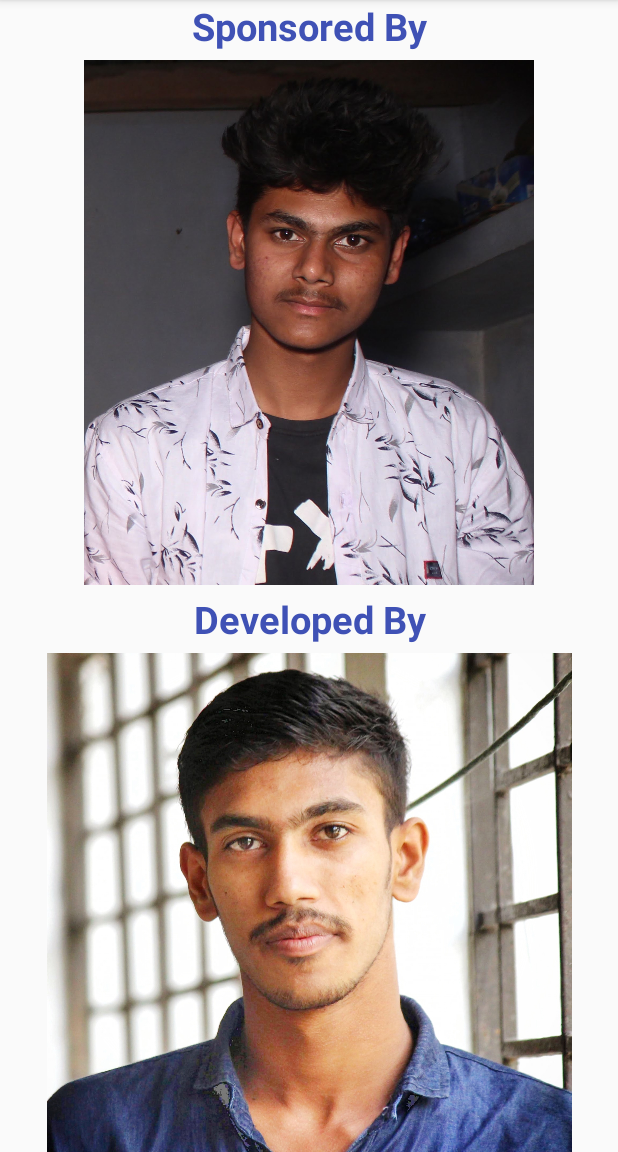
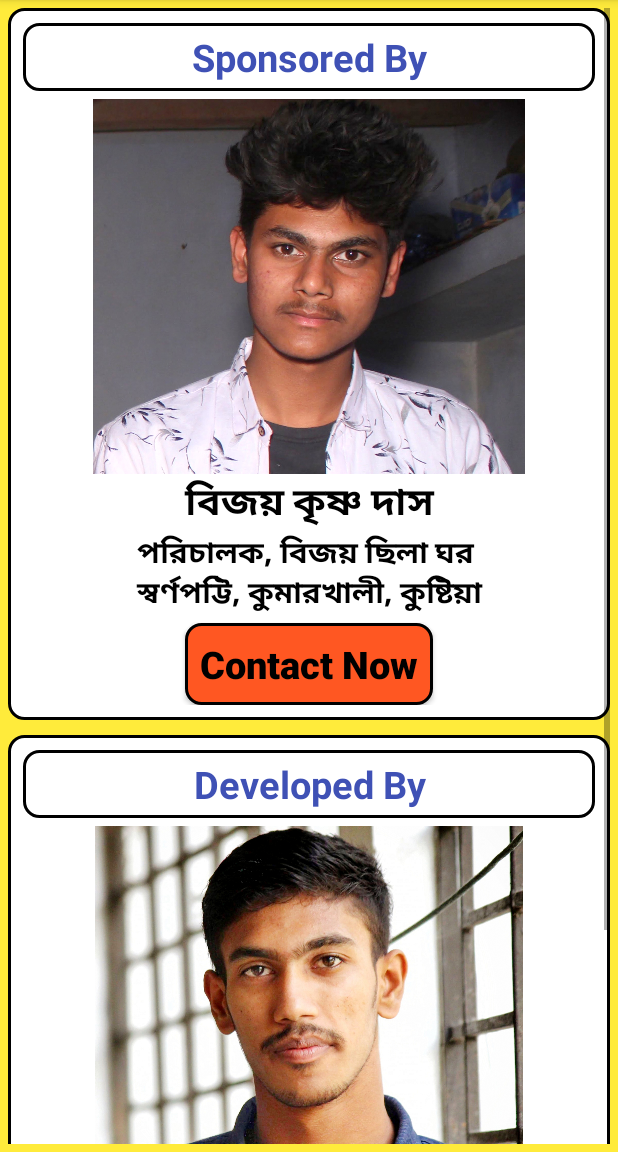
Before and after one commit to hridoykrisnadas/Jwelers_Calculator_Old, an Android app: the Sponsored screen opened directly, with no data from a screen before it, on a phone screen of 412 x 824 dp, the part 84-1236 px from its top. Run offline under Robolectric (Android 15) with nearby library versions, the phone set to English and light mode, and no system bars.

Commit message:
Update coded

```diff
--- /dev/null
+++ b/app/src/main/res/drawable/btn_border.xml
@@ -0,0 +1,21 @@
+<?xml version="1.0" encoding="utf-8"?>
+<selector xmlns:android="http://schemas.android.com/apk/res/android">
+    <item android:state_enabled="true" android:state_focused="true">
+        <shape android:shape="rectangle">
+            <solid android:color="#FF5722" />
+            <corners android:radius="10dp" />
+            <stroke android:width="2dp" android:color="#f000" />
+        </shape>
+
+    </item>
+
+    <item android:state_enabled="true">
+        <shape android:shape="rectangle">
+            <solid android:color="#FF5722" />
+            <corners android:radius="10dp" />
+            <stroke android:width="2dp" android:color="#f000" />
+        </shape>
+
+    </item>
+
+</selector>
--- a/app/src/main/res/layout/activity_sponsored.xml
+++ b/app/src/main/res/layout/activity_sponsored.xml
@@ -5,29 +5,92 @@
     android:layout_width="match_parent"
     android:layout_height="match_parent"
     android:orientation="vertical"
+    android:background="#FFEB3B"
+    android:padding="5dp"
     tools:context="com.moontechit.jwellerscalculator.Sponsored">
+
+    <ScrollView
+        android:layout_width="match_parent"
+        android:layout_height="wrap_content">
+
+        <LinearLayout
+            android:layout_width="match_parent"
+            android:layout_height="wrap_content"
+            android:orientation="vertical">
+
+            <LinearLayout
+                android:layout_width="match_parent"
+                android:layout_height="wrap_content"
+                android:background="@drawable/edi_text_border"
+                android:orientation="vertical"
+                android:padding="10dp">
 
                 <TextView
                     android:layout_width="match_parent"
                     android:layout_height="wrap_content"
                     android:gravity="center_horizontal"
                     android:text="Sponsored By"
+                    android:background="@drawable/edi_text_border"
                     android:textColor="#3F51B5"
+                    android:padding="5dp"
                     android:textSize="25sp"
                     android:textStyle="bold" />
 
                 <ImageView
                     android:layout_width="match_parent"
-        android:layout_height="350dp"
+                    android:layout_height="250dp"
                     android:layout_marginTop="5dp"
                     android:src="@drawable/bijoy" />
 
                 <TextView
                     android:layout_width="match_parent"
                     android:layout_height="wrap_content"
+                    android:gravity="center_horizontal"
+                    android:text="বিজয় কৃষ্ণ দাস"
+                    android:textColor="#000000"
+                    android:textSize="25sp"
+                    android:textStyle="bold" />
+
+                <TextView
+                    android:layout_width="match_parent"
+                    android:layout_height="wrap_content"
+                    android:gravity="center_horizontal"
+                    android:text="পরিচালক, বিজয় ছিলা ঘর \nস্বর্ণপট্টি, কুমারখালী, কুষ্টিয়া"
+                    android:textColor="#000000"
+                    android:textSize="20sp"
+                    android:textStyle="bold" />
+
+                <Button
+                    android:id="@+id/BijoyContact"
+                    android:layout_width="wrap_content"
+                    android:layout_height="wrap_content"
+                    android:layout_gravity="center_horizontal"
                     android:layout_marginTop="5dp"
-        android:layout_marginBottom="5dp"
+                    android:background="@drawable/btn_border"
+                    android:padding="10dp"
+                    android:text="Contact Now"
+                    android:textAllCaps="false"
+                    android:textColor="#000000"
+                    android:textSize="25sp"
+                    android:textStyle="bold" />
+
+
+            </LinearLayout>
+
+            <LinearLayout
+                android:layout_width="match_parent"
+                android:layout_height="wrap_content"
+                android:layout_marginTop="10dp"
+                android:background="@drawable/edi_text_border"
+                android:orientation="vertical"
+                android:padding="10dp">
+
+                <TextView
+                    android:layout_width="match_parent"
+                    android:layout_height="wrap_content"
+                    android:background="@drawable/edi_text_border"
                     android:gravity="center_horizontal"
+                    android:padding="5dp"
                     android:text="Developed By"
                     android:textColor="#3F51B5"
                     android:textSize="25sp"
@@ -35,7 +98,46 @@
 
                 <ImageView
                     android:layout_width="match_parent"
-        android:layout_height="350dp"
+                    android:layout_height="250dp"
+                    android:layout_marginTop="5dp"
                     android:src="@drawable/hridoy" />
 
+                <TextView
+                    android:layout_width="match_parent"
+                    android:layout_height="wrap_content"
+                    android:gravity="center_horizontal"
+                    android:text="হৃদয় কৃষ্ণ দাস"
+                    android:textColor="#000000"
+                    android:textSize="25sp"
+                    android:textStyle="bold" />
+
+                <TextView
+                    android:layout_width="match_parent"
+                    android:layout_height="wrap_content"
+                    android:gravity="center_horizontal"
+                    android:text="প্রোগ্রামার ও ডিজিটাল মার্কেটিং এক্সপার্ট"
+                    android:textColor="#000000"
+                    android:textSize="20sp"
+                    android:textStyle="bold" />
+
+
+                <Button
+                    android:id="@+id/HridoyContact"
+                    android:layout_width="wrap_content"
+                    android:layout_height="wrap_content"
+                    android:layout_gravity="center_horizontal"
+                    android:layout_marginTop="5dp"
+                    android:background="@drawable/btn_border"
+                    android:padding="10dp"
+                    android:text="Contact Now"
+                    android:textAllCaps="false"
+                    android:textColor="#000000"
+                    android:textSize="25sp"
+                    android:textStyle="bold" />
+
+
             </LinearLayout>
+
+        </LinearLayout>
+    </ScrollView>
+</LinearLayout>
```
Also changed, not shown: app/src/main/java/com/moontechit/jwellerscalculator/Sum_Acitivity.java (+11 -16 lines), app/src/main/java/com/moontechit/jwellerscalculator/Tk_Activity.java (+5 -11 lines), app/src/main/res/drawable/ic_baseline_add_ic_call_24.xml (added, +10 -0 lines), app/src/main/res/drawable/ic_baseline_email_24.xml (added, +10 -0 lines), app/src/main/res/layout/activity_sum.xml (+9 -6 lines), app/src/main/res/layout/activity_tk.xml (+20 -12 lines), app/src/main/res/drawable/bijoy.JPG, app/src/main/res/drawable/hridoy.jpg. Lines whose indentation alone changed are shown as unchanged.
